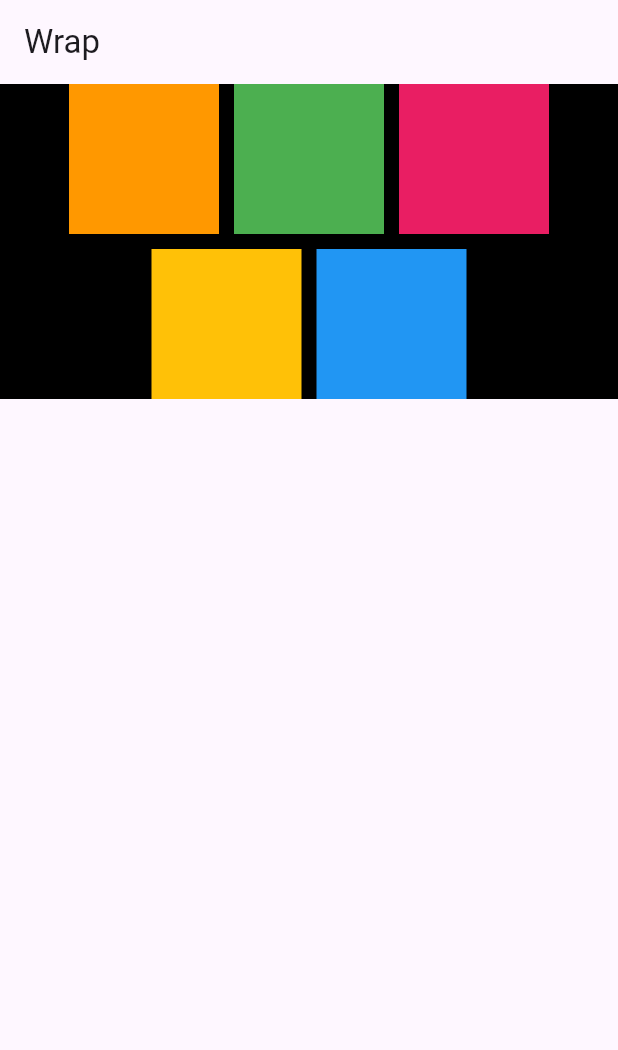
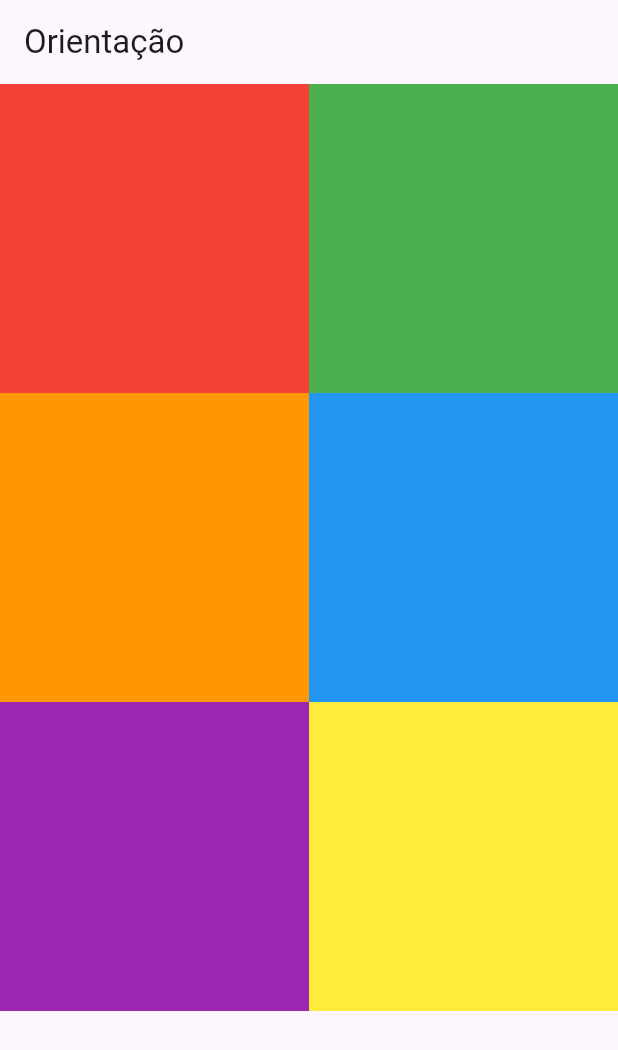
Before and after one commit to FernandoRCandiani/FlutterResponsivel, a Flutter app: the screen it shows after launch, on a phone screen of 412 x 824 dp. Shown: the top 1050 px of the screen. Run offline on Flutter 3.47's test engine with Material 3 defaults, Android fonts, the phone set to English and light mode, and no system bars.

Commit message:
Trabalhando OrientationBuilder e GridView

```diff
--- a/lib/main.dart
+++ b/lib/main.dart
@@ -1,10 +1,10 @@
 import 'package:flutter/material.dart';
-import 'package:flutter_application_1/responsividade_wrap.dart';
+import 'package:flutter_application_1/orientacao.dart';
 
 void main() {
   runApp(const MaterialApp(
     title: "Flutter Web",
     debugShowCheckedModeBanner: false,
-    home: ResponsividadeWrap(),
+    home: Orientacao(),
   ));
 }
--- /dev/null
+++ b/lib/orientacao.dart
@@ -0,0 +1,40 @@
+import 'package:flutter/material.dart';
+
+class Orientacao extends StatefulWidget {
+  const Orientacao({super.key});
+
+  @override
+  State<Orientacao> createState() => _OrientacaoState();
+}
+
+class _OrientacaoState extends State<Orientacao> {
+  @override
+  Widget build(BuildContext context) {
+    return Scaffold(
+      appBar: AppBar(
+        title: const Text("Orientação"),
+      ),
+      body: OrientationBuilder(
+        builder: (context, orientacao) {
+          // return Container(
+          //   child: orientacao == Orientation.portrait
+          //       ? const Text('Portraint')
+          //       : const Text('Landscape'),
+          // );
+
+          return GridView.count(
+            crossAxisCount: orientacao == Orientation.portrait ? 2 : 4,
+            children: [
+              Container(color: Colors.red,),
+              Container(color: Colors.green,),
+              Container(color: Colors.orange,),
+              Container(color: Colors.blue,),
+              Container(color: Colors.purple,),
+              Container(color: Colors.yellow,),
+            ],
+          );
+        },
+      ),
+    );
+  }
+}
```
